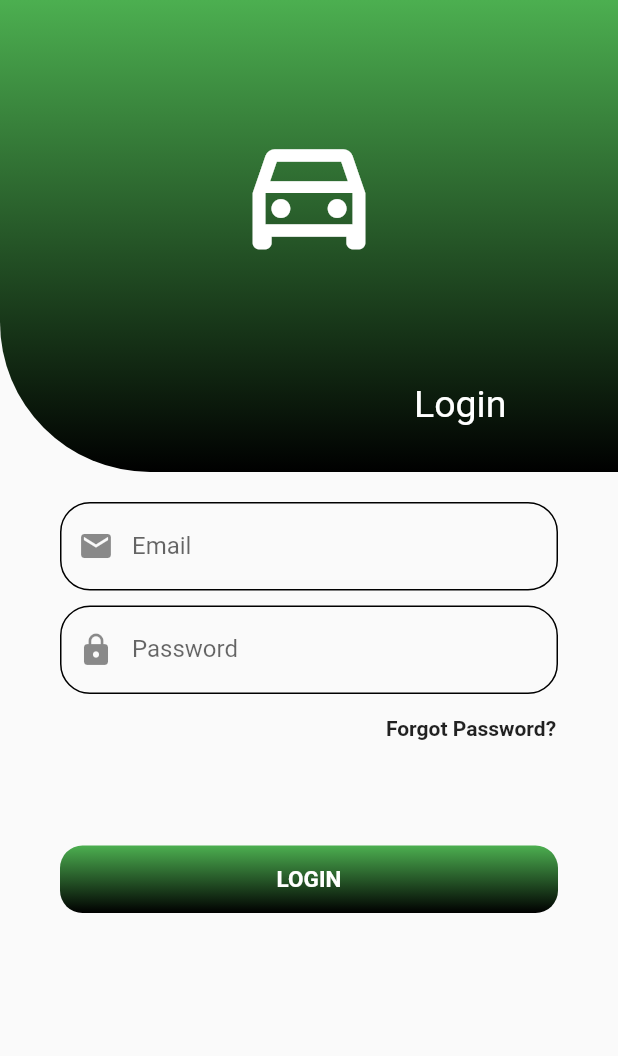
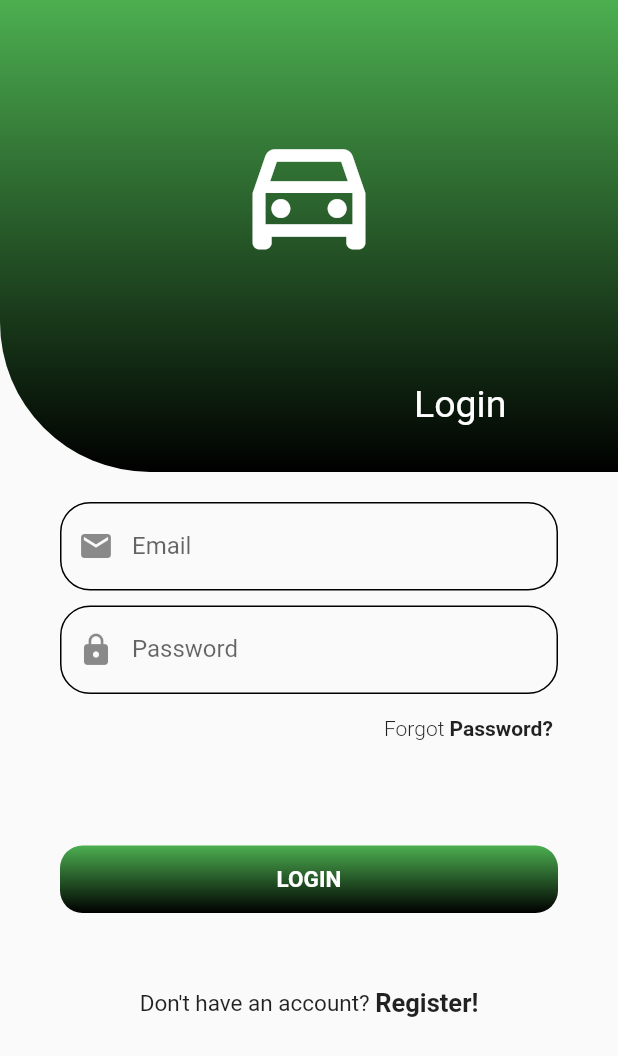
Before and after one commit to DungTranManh/thibanglaixe1, a Flutter app: the screen it shows after launch, on a phone screen of 412 x 824 dp. Shown: the top 1056 px of the screen. Run offline on Flutter 3.47's test engine with Material 2 defaults, Android fonts, the phone set to English and light mode, and no system bars.

Commit message:
build login screen (add more components)

```diff
--- /dev/null
+++ b/frontend/thibanglaixe/lib/login_screen/components/Move_to_Register_Screen.dart
@@ -0,0 +1,32 @@
+import 'package:flutter/material.dart';
+
+class move_to_register_screen extends StatelessWidget {
+  const move_to_register_screen({
+    Key? key,
+  }) : super(key: key);
+
+  @override
+  Widget build(BuildContext context) {
+    return Row(
+      mainAxisAlignment: MainAxisAlignment.center,
+      children: [
+        const Text(
+          "Don't have an account? ",
+          style: TextStyle(
+            fontSize: 15.0,
+          ),
+        ),
+        GestureDetector(
+          onTap: () {},
+          child: const Text(
+            "Register!",
+            style: TextStyle(
+              fontWeight: FontWeight.w600,
+              fontSize: 17.0,
+            ),
+          ),
+        )
+      ],
+    );
+  }
+}
--- a/frontend/thibanglaixe/lib/login_screen/components/forgot_password.dart
+++ b/frontend/thibanglaixe/lib/login_screen/components/forgot_password.dart
@@ -14,11 +14,26 @@ class forgot_password extends StatelessWidget {
       padding: EdgeInsets.only(
         left: size.width / 2 + 10.0,
       ),
-      child: const Text(
-        "Forgot Password?",
-        style: TextStyle(
-          fontWeight: FontWeight.w600,
-        ),
+      child: Row(
+        children: [
+          const Text(
+            "Forgot ",
+            style: TextStyle(
+              fontWeight: FontWeight.w300,
+            ),
+          ),
+          GestureDetector(
+            onTap: () {
+              print("Forgot password");
+            },
+            child: const Text(
+              "Password?",
+              style: TextStyle(
+                fontWeight: FontWeight.w600,
+              ),
+            ),
+          )
+        ],
       ),
     );
   }
--- a/frontend/thibanglaixe/lib/login_screen/components/login_button.dart
+++ b/frontend/thibanglaixe/lib/login_screen/components/login_button.dart
@@ -11,7 +11,9 @@ class login_button extends StatelessWidget {
   @override
   Widget build(BuildContext context) {
     return GestureDetector(
-      onTap: () {},
+      onTap: () {
+        print("Login Button Clicked");
+      },
       child: Container(
         height: 45.0,
         width: size.width - 16.0,
--- a/frontend/thibanglaixe/lib/login_screen/login.dart
+++ b/frontend/thibanglaixe/lib/login_screen/login.dart
@@ -45,6 +45,10 @@ class _LoginScreenState extends State<LoginScreen> {
                         height: 70.0,
                       ),
                       login_button(size: size),
+                      const SizedBox(
+                        height: 50.0,
+                      ),
+                      move_to_register_screen(),
                     ],
                   ),
                 ),
@@ -56,3 +60,34 @@ class _LoginScreenState extends State<LoginScreen> {
     );
   }
 }
+
+class move_to_register_screen extends StatelessWidget {
+  const move_to_register_screen({
+    Key? key,
+  }) : super(key: key);
+
+  @override
+  Widget build(BuildContext context) {
+    return Row(
+      mainAxisAlignment: MainAxisAlignment.center,
+      children: [
+        const Text(
+          "Don't have an account? ",
+          style: TextStyle(
+            fontSize: 15.0,
+          ),
+        ),
+        GestureDetector(
+          onTap: () {},
+          child: const Text(
+            "Register!",
+            style: TextStyle(
+              fontWeight: FontWeight.w600,
+              fontSize: 17.0,
+            ),
+          ),
+        )
+      ],
+    );
+  }
+}
```
